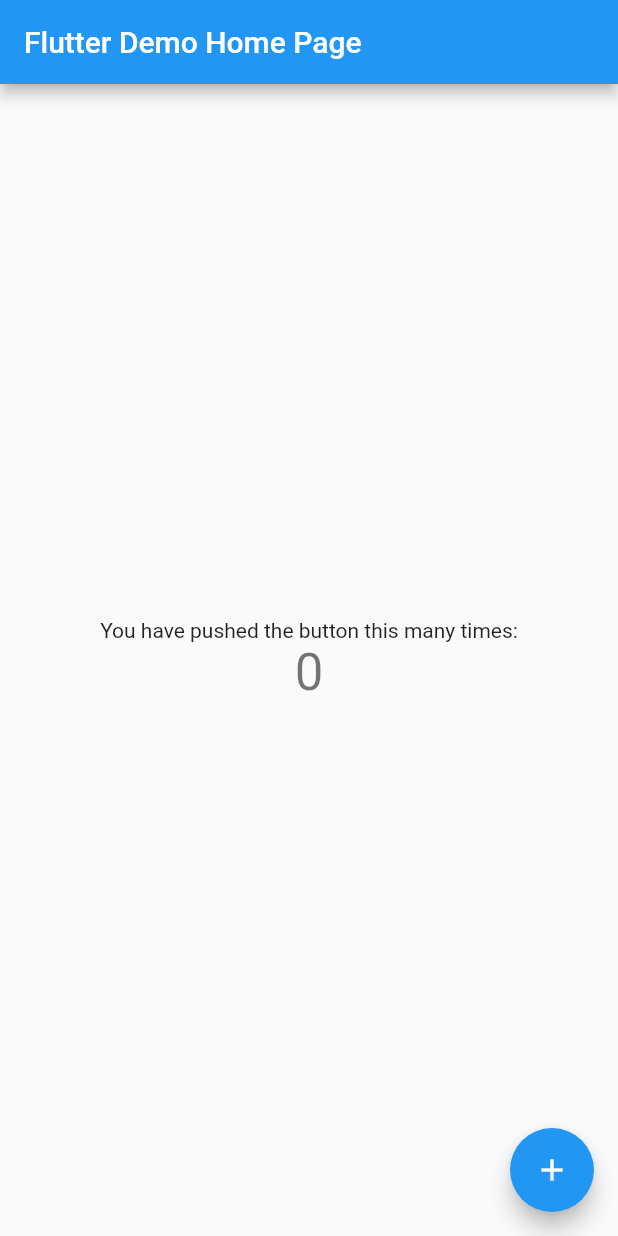
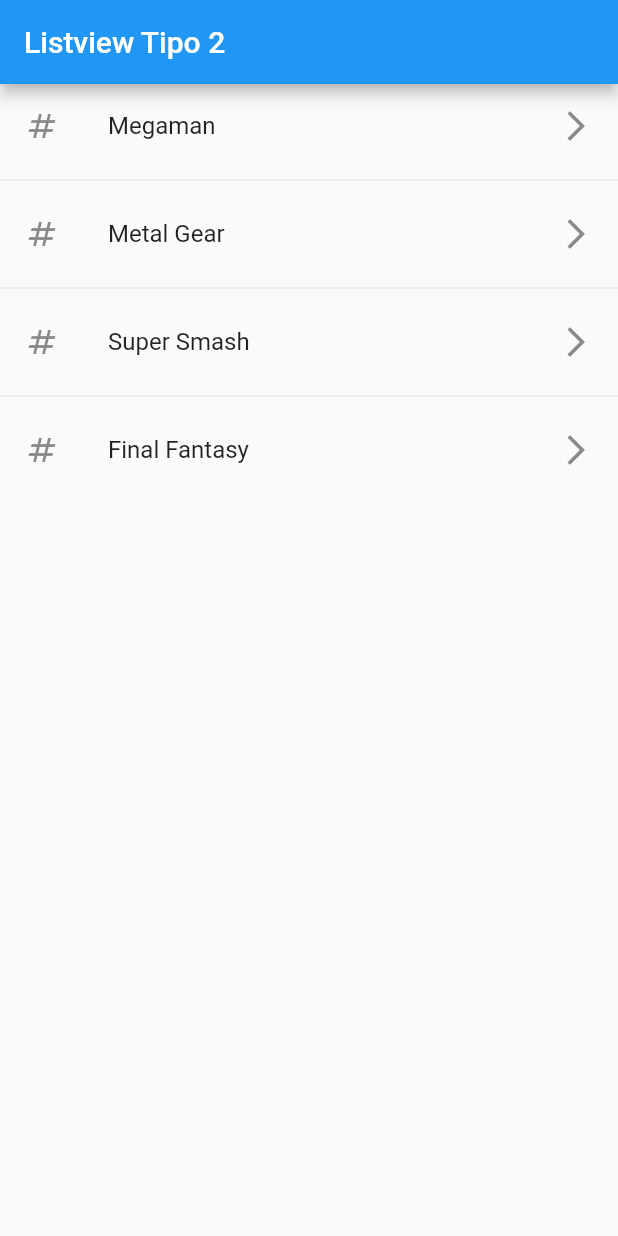
Before and after one commit to xurxobello/App-Flutter-varios-widgets, a Flutter app: the screen it shows after launch, on a phone screen of 412 x 824 dp. Run offline on Flutter 3.47's test engine with Material 2 defaults, Android fonts, the phone set to English and light mode, and no system bars.

Commit message:
ListView

```diff
--- a/lib/main.dart
+++ b/lib/main.dart
@@ -1,115 +1,19 @@
 import 'package:flutter/material.dart';
 
-void main() {
-  runApp(const MyApp());
-}
+// import 'package:my_app/screens/listview1_screen.dart';
+import 'package:my_app/screens/listview2_screen.dart';
+
+void main() => runApp(const MyApp());
 
 class MyApp extends StatelessWidget {
   const MyApp({super.key});
 
-  // This widget is the root of your application.
   @override
   Widget build(BuildContext context) {
-    return MaterialApp(
-      title: 'Flutter Demo',
-      theme: ThemeData(
-        // This is the theme of your application.
-        //
-        // Try running your application with "flutter run". You'll see the
-        // application has a blue toolbar. Then, without quitting the app, try
-        // changing the primarySwatch below to Colors.green and then invoke
-        // "hot reload" (press "r" in the console where you ran "flutter run",
-        // or simply save your changes to "hot reload" in a Flutter IDE).
-        // Notice that the counter didn't reset back to zero; the application
-        // is not restarted.
-        primarySwatch: Colors.blue,
-      ),
-      home: const MyHomePage(title: 'Flutter Demo Home Page'),
+    return const MaterialApp(
+      debugShowCheckedModeBanner: false,
+      title: 'Material App',
+      home: Listview2Screen()
     );
   }
 }
-
-class MyHomePage extends StatefulWidget {
-  const MyHomePage({super.key, required this.title});
-
-  // This widget is the home page of your application. It is stateful, meaning
-  // that it has a State object (defined below) that contains fields that affect
-  // how it looks.
-
-  // This class is the configuration for the state. It holds the values (in this
-  // case the title) provided by the parent (in this case the App widget) and
-  // used by the build method of the State. Fields in a Widget subclass are
-  // always marked "final".
-
-  final String title;
-
-  @override
-  State<MyHomePage> createState() => _MyHomePageState();
-}
-
-class _MyHomePageState extends State<MyHomePage> {
-  int _counter = 0;
-
-  void _incrementCounter() {
-    setState(() {
-      // This call to setState tells the Flutter framework that something has
-      // changed in this State, which causes it to rerun the build method below
-      // so that the display can reflect the updated values. If we changed
-      // _counter without calling setState(), then the build method would not be
-      // called again, and so nothing would appear to happen.
-      _counter++;
-    });
-  }
-
-  @override
-  Widget build(BuildContext context) {
-    // This method is rerun every time setState is called, for instance as done
-    // by the _incrementCounter method above.
-    //
-    // The Flutter framework has been optimized to make rerunning build methods
-    // fast, so that you can just rebuild anything that needs updating rather
-    // than having to individually change instances of widgets.
-    return Scaffold(
-      appBar: AppBar(
-        // Here we take the value from the MyHomePage object that was created by
-        // the App.build method, and use it to set our appbar title.
-        title: Text(widget.title),
-      ),
-      body: Center(
-        // Center is a layout widget. It takes a single child and positions it
-        // in the middle of the parent.
-        child: Column(
-          // Column is also a layout widget. It takes a list of children and
-          // arranges them vertically. By default, it sizes itself to fit its
-          // children horizontally, and tries to be as tall as its parent.
-          //
-          // Invoke "debug painting" (press "p" in the console, choose the
-          // "Toggle Debug Paint" action from the Flutter Inspector in Android
-          // Studio, or the "Toggle Debug Paint" command in Visual Studio Code)
-          // to see the wireframe for each widget.
-          //
-          // Column has various properties to control how it sizes itself and
-          // how it positions its children. Here we use mainAxisAlignment to
-          // center the children vertically; the main axis here is the vertical
-          // axis because Columns are vertical (the cross axis would be
-          // horizontal).
-          mainAxisAlignment: MainAxisAlignment.center,
-          children: <Widget>[
-            const Text(
-              'You have pushed the button this many times:',
-            ),
-            Text(
-              '$_counter',
-              style: Theme.of(context).textTheme.headline4,
-            ),
-          ],
-        ),
-      ),
-      floatingActionButton: FloatingActionButton(
-        onPressed: _incrementCounter,
-        tooltip: 'Increment',
-        child: const Icon(Icons.add),
-      ), // This trailing comma makes auto-formatting nicer for build methods.
-    );
-  }
-}
--- /dev/null
+++ b/lib/screens/listview1_screen.dart
@@ -0,0 +1,28 @@
+import 'package:flutter/material.dart';
+
+class Listview1Screen extends StatelessWidget {
+
+  final options = const ['Megaman','Metal Gear','Super Smash','Final Fantasy'];
+
+  const Listview1Screen({Key? key}) : super(key: key);
+
+  @override
+  Widget build(BuildContext context) {
+    return Scaffold(
+      appBar: AppBar(
+        title: const Text('Listview Tipo 1'),
+      ),
+      body: ListView(
+        children: [
+          ...options.map(
+            (game) => ListTile(
+              leading: const Icon(Icons.numbers_outlined),
+              title: Text (game),
+              trailing: const Icon(Icons.arrow_forward_ios_outlined),
+            )
+          ).toList()
+        ],
+      )
+    );
+  }
+}
--- /dev/null
+++ b/lib/screens/listview2_screen.dart
@@ -0,0 +1,26 @@
+import 'package:flutter/material.dart';
+
+class Listview2Screen extends StatelessWidget {
+
+  final options = const ['Megaman','Metal Gear','Super Smash','Final Fantasy'];
+
+  const Listview2Screen({Key? key}) : super(key: key);
+
+  @override
+  Widget build(BuildContext context) {
+    return Scaffold(
+      appBar: AppBar(
+        title: const Text('Listview Tipo 2'),
+      ),
+      body: ListView.separated(
+        itemCount: options.length,
+        itemBuilder: (context, index) => ListTile(
+          leading: const Icon(Icons.numbers_outlined),
+          title: Text (options[index]),
+          trailing: const Icon(Icons.arrow_forward_ios_outlined),
+        ),
+        separatorBuilder: ( _ , __ ) => const Divider(),
+        )
+    );
+  }
+}
```
